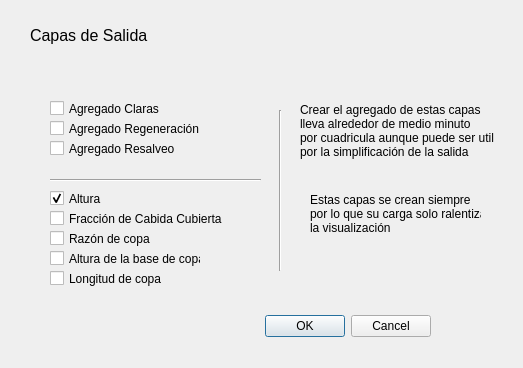
First picture: the form in silvilidar/salida_dialog_base.ui, repository diezrabanos/qgis_plugins, before the edit.
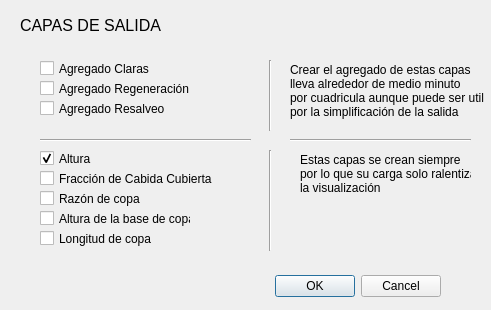
Second picture: the form after the edit.

The edit to the form file:
```diff
--- a/silvilidar/salida_dialog_base.ui
+++ b/silvilidar/salida_dialog_base.ui
@@ -6,8 +6,8 @@
    <rect>
     <x>0</x>
     <y>0</y>
-    <width>523</width>
-    <height>368</height>
+    <width>491</width>
+    <height>310</height>
    </rect>
   </property>
   <property name="windowTitle">
@@ -16,8 +16,8 @@
   <widget class="QDialogButtonBox" name="button_box">
    <property name="geometry">
     <rect>
-     <x>260</x>
-     <y>310</y>
+     <x>270</x>
+     <y>270</y>
      <width>171</width>
      <height>32</height>
     </rect>
@@ -32,8 +32,8 @@
   <widget class="QLabel" name="label_4">
    <property name="geometry">
     <rect>
-     <x>30</x>
-     <y>20</y>
+     <x>20</x>
+     <y>10</y>
      <width>171</width>
      <height>31</height>
     </rect>
@@ -46,16 +46,16 @@
     </font>
    </property>
    <property name="text">
-    <string>Capas de Salida</string>
+    <string>CAPAS DE SALIDA</string>
    </property>
   </widget>
   <widget class="Line" name="line_4">
    <property name="geometry">
     <rect>
-     <x>270</x>
-     <y>110</y>
+     <x>260</x>
+     <y>60</y>
      <width>20</width>
-     <height>161</height>
+     <height>71</height>
     </rect>
    </property>
    <property name="orientation">
@@ -65,8 +65,8 @@
   <widget class="QLabel" name="label_14">
    <property name="geometry">
     <rect>
-     <x>310</x>
-     <y>180</y>
+     <x>300</x>
+     <y>140</y>
      <width>171</width>
      <height>81</height>
     </rect>
@@ -81,8 +81,8 @@
   <widget class="Line" name="line_5">
    <property name="geometry">
     <rect>
-     <x>50</x>
-     <y>170</y>
+     <x>40</x>
+     <y>130</y>
      <width>211</width>
      <height>20</height>
     </rect>
@@ -94,8 +94,8 @@
   <widget class="QLabel" name="label_15">
    <property name="geometry">
     <rect>
-     <x>300</x>
-     <y>90</y>
+     <x>290</x>
+     <y>50</y>
      <width>211</width>
      <height>81</height>
     </rect>
@@ -110,8 +110,8 @@
   <widget class="QCheckBox" name="checkBox_claras">
    <property name="geometry">
     <rect>
-     <x>50</x>
-     <y>100</y>
+     <x>40</x>
+     <y>60</y>
      <width>121</width>
      <height>17</height>
     </rect>
@@ -123,8 +123,8 @@
   <widget class="QCheckBox" name="checkBox_regeneracion">
    <property name="geometry">
     <rect>
-     <x>50</x>
-     <y>120</y>
+     <x>40</x>
+     <y>80</y>
      <width>151</width>
      <height>17</height>
     </rect>
@@ -136,8 +136,8 @@
   <widget class="QCheckBox" name="checkBox_resalveo">
    <property name="geometry">
     <rect>
-     <x>50</x>
-     <y>140</y>
+     <x>40</x>
+     <y>100</y>
      <width>151</width>
      <height>17</height>
     </rect>
@@ -149,8 +149,8 @@
   <widget class="QCheckBox" name="checkBox_altura">
    <property name="geometry">
     <rect>
-     <x>50</x>
-     <y>190</y>
+     <x>40</x>
+     <y>150</y>
      <width>151</width>
      <height>17</height>
     </rect>
@@ -165,8 +165,8 @@
   <widget class="QCheckBox" name="checkBox_fcc">
    <property name="geometry">
     <rect>
-     <x>50</x>
-     <y>210</y>
+     <x>40</x>
+     <y>170</y>
      <width>181</width>
      <height>17</height>
     </rect>
@@ -178,8 +178,8 @@
   <widget class="QCheckBox" name="checkBox_rc">
    <property name="geometry">
     <rect>
-     <x>50</x>
-     <y>230</y>
+     <x>40</x>
+     <y>190</y>
      <width>151</width>
      <height>17</height>
     </rect>
@@ -191,8 +191,8 @@
   <widget class="QCheckBox" name="checkBox_hbc">
    <property name="geometry">
     <rect>
-     <x>50</x>
-     <y>250</y>
+     <x>40</x>
+     <y>210</y>
      <width>151</width>
      <height>17</height>
     </rect>
@@ -204,8 +204,8 @@
   <widget class="QCheckBox" name="checkBox_lc">
    <property name="geometry">
     <rect>
-     <x>50</x>
-     <y>270</y>
+     <x>40</x>
+     <y>230</y>
      <width>151</width>
      <height>17</height>
     </rect>
@@ -214,6 +214,32 @@
     <string>Longitud de copa</string>
    </property>
   </widget>
+  <widget class="Line" name="line_6">
+   <property name="geometry">
+    <rect>
+     <x>290</x>
+     <y>130</y>
+     <width>181</width>
+     <height>20</height>
+    </rect>
+   </property>
+   <property name="orientation">
+    <enum>Qt::Horizontal</enum>
+   </property>
+  </widget>
+  <widget class="Line" name="line_7">
+   <property name="geometry">
+    <rect>
+     <x>260</x>
+     <y>150</y>
+     <width>20</width>
+     <height>101</height>
+    </rect>
+   </property>
+   <property name="orientation">
+    <enum>Qt::Vertical</enum>
+   </property>
+  </widget>
  </widget>
  <resources/>
  <connections>
```
